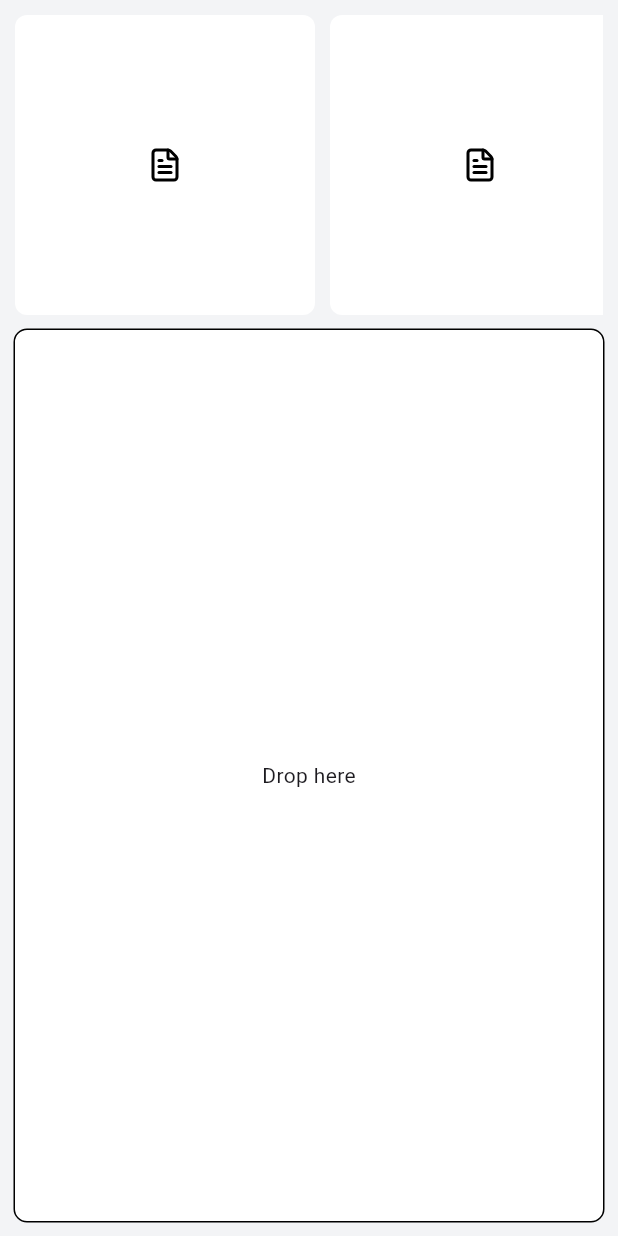
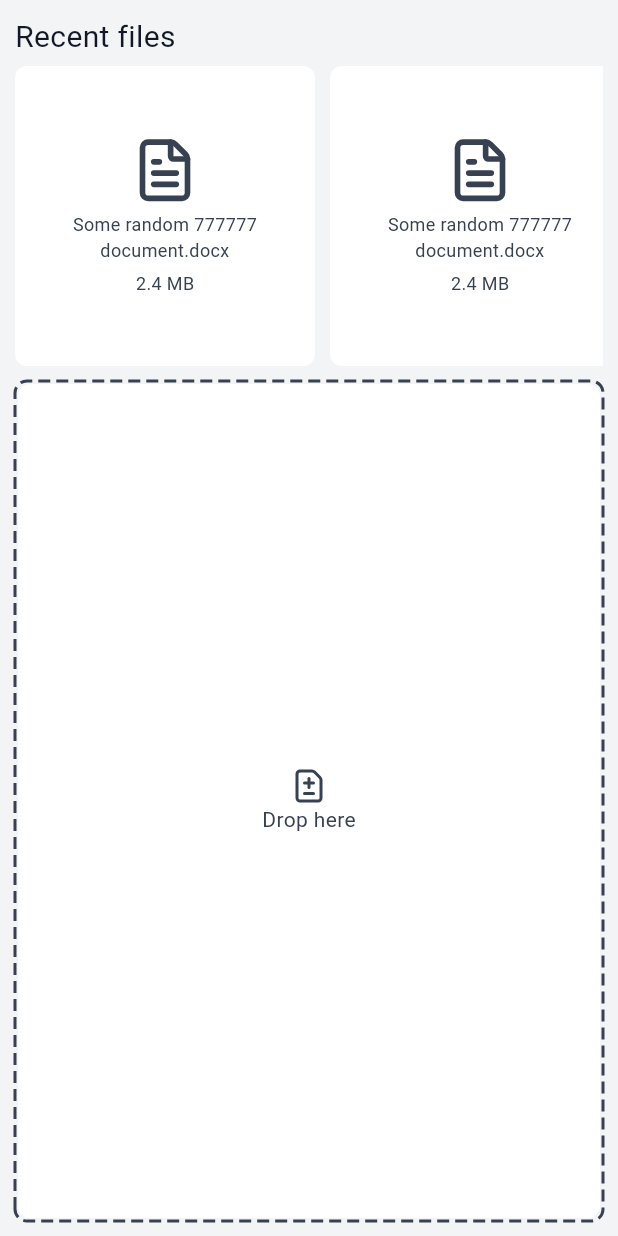
Before and after one commit to faridun-dev/text_analyzer, a Flutter app: the FilesScreen screen opened directly, on a phone screen of 412 x 824 dp. Run offline on Flutter 3.47's test engine with Material 3 defaults, Android fonts, the phone set to English and light mode, and no system bars; drawn by our look-alikes of dotted_border; our stand-ins replace flutter_svg, go_router; missing offline and left inert: desktop_drop, window_manager.

Commit message:
feat: impl file drop on files screeen & impl ui for files screen

```diff
--- a/app/lib/screens/files_screen.dart
+++ b/app/lib/screens/files_screen.dart
@@ -1,4 +1,5 @@
 import 'package:desktop_drop/desktop_drop.dart';
+import 'package:dotted_border/dotted_border.dart';
 import 'package:flutter/material.dart';
 import 'package:flutter_svg/svg.dart';
 
@@ -19,7 +20,13 @@ class _FilesScreenState extends State<FilesScreen> {
       body: Padding(
         padding: const EdgeInsets.all(10.0),
         child: Column(
+          crossAxisAlignment: CrossAxisAlignment.start,
           children: [
+            Text(
+              "Recent files",
+              style: TextStyle(color: Color(0xFF111827), fontSize: 20),
+            ),
+            SizedBox(height: 5),
             SizedBox(
               height: 200,
               child: ListView.builder(
@@ -35,7 +42,34 @@ class _FilesScreenState extends State<FilesScreen> {
                     ),
                     child: Column(
                       mainAxisAlignment: MainAxisAlignment.center,
-                      children: [SvgPicture.asset("assets/file-text.svg")],
+                      children: [
+                        SvgPicture.asset(
+                          "assets/file-text.svg",
+                          width: 45,
+                          colorFilter: ColorFilter.mode(
+                            Color(0xFF374151),
+                            BlendMode.srcIn,
+                          ),
+                        ),
+                        SizedBox(height: 5),
+                        Text(
+                          "Some random 777777 document.docx",
+                          softWrap: true,
+                          textAlign: TextAlign.center,
+                          style: TextStyle(
+                            color: Color(0xFF374151),
+                            fontSize: 12,
+                          ),
+                        ),
+                        SizedBox(height: 5),
+                        Text(
+                          "2.4 MB",
+                          style: TextStyle(
+                            color: Color(0xFF374151),
+                            fontSize: 12,
+                          ),
+                        ),
+                      ],
                     ),
                   );
                 },
@@ -57,16 +91,40 @@ class _FilesScreenState extends State<FilesScreen> {
                     _dragging = false;
                   });
                 },
-                child: Container(
-                  width: double.infinity,
-                  decoration: BoxDecoration(
-                    color: _dragging ? Color(0xFFF3F4F6) : Colors.white,
-                    borderRadius: BorderRadius.circular(8),
-                    border: Border.all(
-                      strokeAlign: BorderSide.strokeAlignOutside,
+                child: DottedBorder(
+                  options: RoundedRectDottedBorderOptions(
+                    radius: Radius.circular(8),
+                    strokeWidth: 2,
+                    dashPattern: [8, 4],
+                    color: !_dragging ? Color(0xFF374151) : Color(0xFF1D4ED8),
+                  ),
+                  child: Container(
+                    width: double.infinity,
+                    decoration: BoxDecoration(
+                      color: _dragging ? Color(0xFFEFF6FF) : Colors.white,
+                      borderRadius: BorderRadius.circular(8),
+                    ),
+                    child: Column(
+                      mainAxisAlignment: MainAxisAlignment.center,
+                      children: [
+                        SvgPicture.asset(
+                          "assets/file-diff.svg",
+                          colorFilter: ColorFilter.mode(
+                            !_dragging ? Color(0xFF374151) : Color(0xFF1D4ED8),
+                            BlendMode.srcIn,
+                          ),
+                        ),
+                        Text(
+                          "Drop here",
+                          style: TextStyle(
+                            color: _dragging
+                                ? Color(0xFF1D4ED8)
+                                : Color(0xFF374151),
+                          ),
+                        ),
+                      ],
                     ),
                   ),
-                  child: Center(child: Text("Drop here")),
                 ),
               ),
             ),
--- a/app/pubspec.yaml
+++ b/app/pubspec.yaml
@@ -16,6 +16,7 @@ dependencies:
   desktop_drop: ^0.7.0
   go_router: ^17.0.1
   flutter_svg: ^2.2.3
+  dotted_border: ^3.1.0
 
 dev_dependencies:
   flutter_test:
```
Also changed, not shown: app/assets/file-diff.svg (added), app/pubspec.lock.
